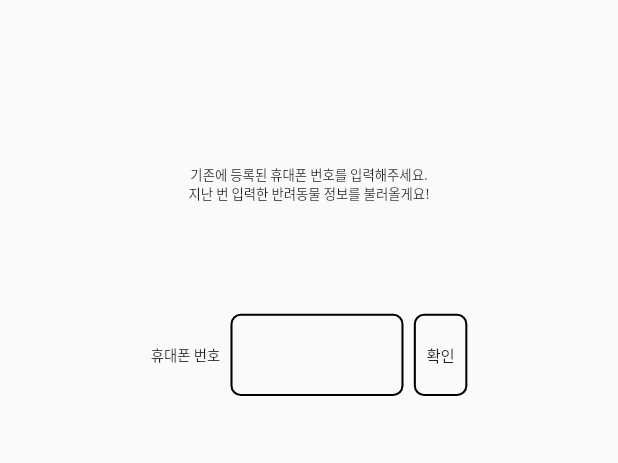
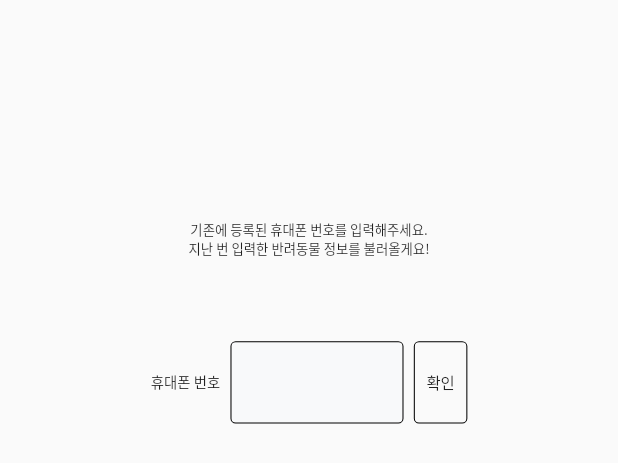
Before and after one commit to thugwooo/kiosk_v4, a Flutter app: the CurationExistUserScreen widget shown alone on an empty page, opened directly, on a phone screen of 412 x 824 dp. Shown: the top 463 px of the screen. Run offline on Flutter 3.47's test engine with Material 2 defaults, Android fonts, the phone set to English and light mode, and no system bars; our stand-ins replace dio, dropdown_search, flutter_screenutil, get.

Commit message:
modify design

```diff
--- a/lib/components/style.dart
+++ b/lib/components/style.dart
@@ -16,9 +16,10 @@
 final mint_color = Color.fromRGBO(137, 241, 207, 1);
 final background_color = Color.fromRGBO(228, 239, 234, 1);
 final background_blue_color = Color.fromRGBO(179, 196, 226, 0.31);
+final grey_0 = Color.fromRGBO(248, 249, 250, 1);
 final grey_color = Color.fromRGBO(229, 229, 229, 1);
 final color_128 = Color.fromRGBO(128, 128, 128, 1);
-final black_border = BoxDecoration(border: Border.all(color: Colors.black, width: 2.w), borderRadius: BorderRadius.circular(10.w));
+final black_border = BoxDecoration(color: grey_0, border: Border.all(color: Colors.black, width: 1.w), borderRadius: BorderRadius.circular(5.w));
 final curation_subtitle_style = TextStyle(fontSize: 10.sp, fontWeight: FontWeight.w500);
 final curation_contents_style = TextStyle(fontSize: 8.sp, fontWeight: FontWeight.w500);
 final curation_selected_contents_style = TextStyle(fontSize: 8.sp, fontWeight: FontWeight.w500, color: Colors.white);
--- a/lib/controllers/user_controller.dart
+++ b/lib/controllers/user_controller.dart
@@ -14,10 +14,10 @@
     'birth_year': '년'.obs,
     'birth_month': '월'.obs,
     'birth_day': '일'.obs,
-    'sex': 0.obs,
-    'neutering': 0.obs,
-    'bcs': 0.obs,
-    'show_alg': 1.obs,
+    'sex': 2.obs,
+    'neutering': 2.obs,
+    'bcs': 3.obs,
+    'show_alg': 2.obs,
     'alg': [].obs,
     'alg_sub': [].obs,
     'health': [].obs,
--- a/lib/data/curation.dart
+++ b/lib/data/curation.dart
@@ -183,8 +183,8 @@
   '효모',
   '흰살생선'
 ];
-var dog_health = ['피부/피모', '뼈/관절', '소화기', '다이어트', '저알레르기', '췌장', '신장', '심장', '면역력', '혈액순환 / 혈관질환', '기력회복', '항산화'];
-var cat_health = ['피부/피모', '뼈/관절', '소화기', '다이어트', '저알레르기', '췌장', '신장', '심장', '면역력', '혈액순환 / 혈관질환', '기력회복', '항산화', '헤어볼'];
+var dog_health = ['피부/피모', '뼈/관절', '소화기', '다이어트', '저알레르기', '췌장', '신장', '심장', '면역력', '혈액순환', '기력회복', '항산화'];
+var cat_health = ['피부/피모', '뼈/관절', '소화기', '다이어트', '저알레르기', '췌장', '신장', '심장', '면역력', '혈액순환', '기력회복', '항산화', '헤어볼'];
 
 var dog_breed = [
   '소형견 믹스',
--- a/lib/data/petfood.dart
+++ b/lib/data/petfood.dart
@@ -187,7 +187,7 @@
       'brand': '파미나',
       'life_stage': ['어덜트', '시니어'],
       'size': ['초소형', '소형', '중형', '대형', '초대형'],
-      'health': ['혈액순환 / 혈관질환', '심장', '당뇨'],
+      'health': ['혈액순환', '심장', '당뇨'],
       'pop_category': ['어덜트', '시니어', 'NO GMO·부산물'],
       'main_ingredient': ['닭'],
       'all_ingredient':
@@ -508,7 +508,7 @@
       'brand': '아카나',
       'life_stage': ['퍼피', '어덜트', '시니어'],
       'size': ['초소형', '소형', '중형', '대형', '초대형'],
-      'health': ['피부/피모', '뼈/관절', '알레르기예방', '혈액순환 / 혈관질환'],
+      'health': ['피부/피모', '뼈/관절', '알레르기예방', '혈액순환'],
       'pop_category': ['퍼피', '어덜트', '시니어', '단일단백질', '그레인프리'],
       'main_ingredient': ['오리'],
       'all_ingredient':
@@ -1258,7 +1258,7 @@
       'brand': '토우',
       'life_stage': ['퍼피', '어덜트', '시니어'],
       'size': ['초소형', '소형', '중형', '대형', '초대형'],
-      'health': ['소화기', '혈액순환 / 혈관질환'],
+      'health': ['소화기', '혈액순환'],
       'pop_category': ['퍼피', '어덜트', '시니어', '그레인프리'],
       'main_ingredient': ['오리', '닭', '고구마'],
       'all_ingredient':
@@ -2276,7 +2276,7 @@
       'brand': 'GO!',
       'life_stage': ['퍼피', '어덜트', '시니어'],
       'size': ['초소형', '소형', '중형', '대형', '초대형'],
-      'health': ['알레르기 예방', '소화기', '혈액순환 / 혈관질환'],
+      'health': ['알레르기 예방', '소화기', '혈액순환'],
       'pop_category': ['퍼피', '어덜트', '시니어', '그레인·글루텐프리', 'NO 감자', '단일단백질'],
       'main_ingredient': ['오리'],
       'all_ingredient':
@@ -3829,7 +3829,7 @@
       'brand': '파미나',
       'life_stage': ['어덜트', '시니어'],
       'size': [''],
-      'health': ['혈액순환 / 혈관질환', '심장', '당뇨'],
+      'health': ['혈액순환', '심장', '당뇨'],
       'pop_category': ['어덜트', '시니어', 'NO GMO·부산물'],
       'main_ingredient': ['닭'],
       'all_ingredient':
@@ -3865,7 +3865,7 @@
       'brand': '파미나',
       'life_stage': ['어덜트', '시니어'],
       'size': [''],
-      'health': ['혈액순환 / 혈관질환', '심장', '당뇨'],
+      'health': ['혈액순환', '심장', '당뇨'],
       'pop_category': ['어덜트', '시니어', 'NO GMO·부산물'],
       'main_ingredient': ['대구'],
       'all_ingredient':
--- a/lib/screens/components/petfood_detail_container.dart
+++ b/lib/screens/components/petfood_detail_container.dart
@@ -38,6 +38,7 @@
                     duration: Duration(milliseconds: animated_velocity),
                     height: screen_controller.show_petfood_detail.value ? 320.h : 200.h,
                     decoration: BoxDecoration(border: Border(top: BorderSide(color: background_blue_color, width: 1.w))),
+                    child: InteractiveViewer(
                       child: SingleChildScrollView(
                         controller: screen_controller.scroll_controller.value,
                         child: Column(
@@ -90,6 +91,7 @@
                               ),
                             ),
                           ],
+                        ),
                       ),
                     ),
                   ),
--- a/lib/screens/curation/curation_exist_user_screen.dart
+++ b/lib/screens/curation/curation_exist_user_screen.dart
@@ -16,7 +16,7 @@
     return SingleChildScrollView(
       child: Column(
         children: [
-          SizedBox(height: 60.h),
+          SizedBox(height: 80.h),
           Text(
             '기존에 등록된 휴대폰 번호를 입력해주세요.\n지난 번 입력한 반려동물 정보를 불러올게요!',
             textAlign: TextAlign.center,
@@ -24,8 +24,7 @@
               fontSize: 13.sp,
             ),
           ),
-          SizedBox(height: 20.h),
-          SizedBox(height: 20.h),
+          SizedBox(height: 30.h),
           Row(
             mainAxisAlignment: MainAxisAlignment.center,
             children: [
@@ -51,7 +50,7 @@
                 child: Container(
                   width: 52.w,
                   height: 30.h,
-                  decoration: black_border,
+                  decoration: BoxDecoration(border: Border.all(color: Colors.black, width: 1.w), borderRadius: BorderRadius.circular(5.w)),
                   child: Center(
                     child: Text('확인', style: TextStyle(fontSize: 15.sp)),
                   ),
--- a/lib/screens/curation/curation_main_screen.dart
+++ b/lib/screens/curation/curation_main_screen.dart
@@ -41,8 +41,9 @@
         width: 130.w,
         height: 80.h,
         decoration: BoxDecoration(
-          color: grey_color,
+          color: Color.fromRGBO(248, 249, 250, 1),
           borderRadius: BorderRadius.circular(10.w),
+          border: Border.all(color: Colors.black, width: 0.5.w),
         ),
         child: Center(
           child: Text(
--- a/pubspec.yaml
+++ b/pubspec.yaml
@@ -17,7 +17,7 @@
 # https://developer.apple.com/library/archive/documentation/General/Reference/InfoPlistKeyReference/Articles/CoreFoundationKeys.html
 # In Windows, build-name is used as the major, minor, and patch parts
 # of the product and file versions while build-number is used as the build suffix.
-version: 1.0.4+2
+version: 1.0.5+1
 
 environment:
   sdk: ">=2.18.6 <3.0.0"
```
Also changed, not shown: lib/screens/basic_form.dart (+8 -5 lines), lib/screens/curation/curation_input_screen.dart (+28 -19 lines), lib/screens/curation/curation_pet_screen.dart (+42 -33 lines), lib/screens/curation/curation_recommend_petfood_screen.dart (+51 -41 lines). Lines whose indentation alone changed are shown as unchanged.
